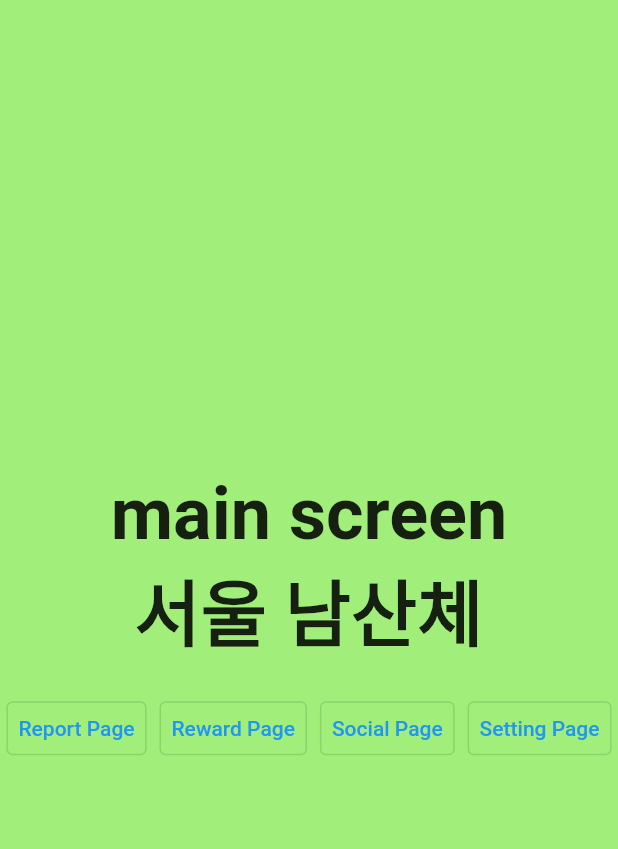
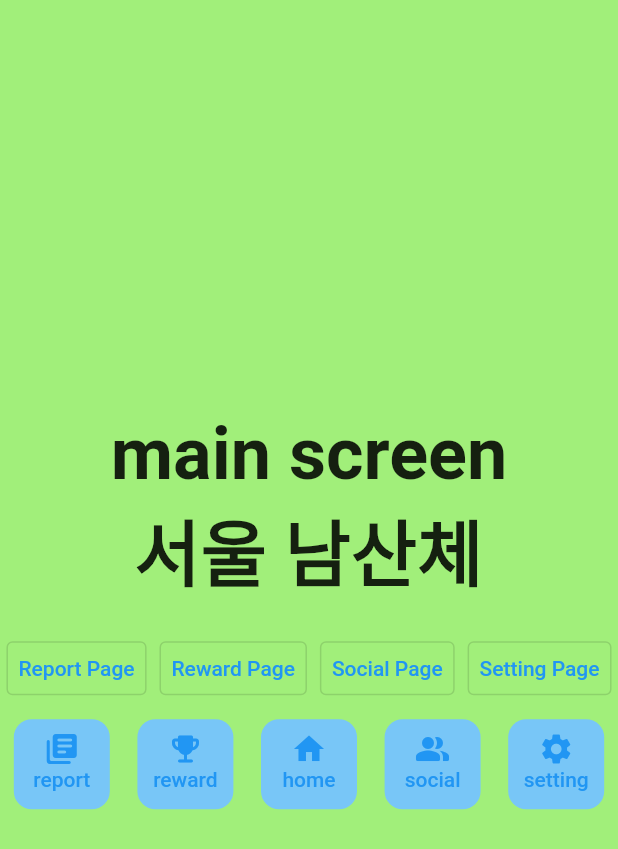
Before and after one commit to yu-so-young2/habitat, a Flutter app: the screen it shows after launch, on a phone screen of 412 x 824 dp. Shown: the top 849 px of the screen. Run offline on Flutter 3.47's test engine with Material 2 defaults, Android fonts, the phone set to English and light mode, and no system bars; Roboto replaces fonts that are missing (SeoulNamsan).

Commit message:
Feat : dock bar 제작중
dock bar를 제작중에 있습니다.

Related to : #S08P31A704-229

```diff
--- a/habitat/lib/screens/main_screen.dart
+++ b/habitat/lib/screens/main_screen.dart
@@ -1,4 +1,5 @@
 import 'package:flutter/material.dart';
+import 'package:habitat/widgets/dock_bar.dart';
 
 class MainScreen extends StatefulWidget {
   const MainScreen({super.key});
@@ -105,9 +106,7 @@ class _MainScreenState extends State<MainScreen> {
               ),
             ],
           ),
-          const Row(
-            children: [],
-          )
+          const DockBar()
         ],
       ),
     );
--- /dev/null
+++ b/habitat/lib/widgets/dock_bar.dart
@@ -0,0 +1,87 @@
+import 'package:flutter/material.dart';
+
+class DockBar extends StatefulWidget {
+  const DockBar({super.key});
+
+  @override
+  State<DockBar> createState() => _DockBarState();
+}
+
+class _DockBarState extends State<DockBar> {
+  @override
+  Widget build(BuildContext context) {
+    return Container(
+      padding: const EdgeInsets.symmetric(vertical: 10),
+      decoration: const BoxDecoration(),
+      child: const Row(
+        mainAxisAlignment: MainAxisAlignment.spaceAround,
+        children: [
+          DockBarTab(
+            tabname: "report",
+            tabicon: Icons.library_books_rounded,
+          ),
+          DockBarTab(
+            tabname: "reward",
+            tabicon: Icons.emoji_events_rounded,
+          ),
+          DockBarTab(
+            tabname: "home",
+            tabicon: Icons.home,
+          ),
+          DockBarTab(
+            tabname: "social",
+            tabicon: Icons.people_alt_rounded,
+          ),
+          DockBarTab(
+            tabname: "setting",
+            tabicon: Icons.settings,
+          ),
+        ],
+      ),
+    );
+  }
+}
+
+class DockBarTab extends StatelessWidget {
+  final String tabname;
+  final IconData tabicon;
+
+  const DockBarTab({
+    super.key,
+    required this.tabname,
+    required this.tabicon,
+  });
+
+  void pressbutton() {}
+
+  @override
+  Widget build(BuildContext context) {
+    return TextButton(
+      onPressed: () {},
+      style: TextButton.styleFrom(
+        fixedSize: const Size(60, 60),
+        padding: const EdgeInsets.all(8),
+        backgroundColor: Theme.of(context).primaryColor,
+        shape: const RoundedRectangleBorder(
+          side: BorderSide(style: BorderStyle.none),
+          borderRadius: BorderRadius.all(Radius.circular(12)),
+        ),
+      ),
+      // boxShadow: const [
+      //   BoxShadow(
+      //     blurRadius: 30,
+      //     blurStyle: BlurStyle.inner,
+      //     color: Colors.black,
+      //     offset: Offset(5, 5),
+      //     spreadRadius: 0.1,
+      //   )
+      // ],
+      child: Column(
+        children: [
+          Icon(tabicon),
+          Text(tabname),
+        ],
+      ),
+    );
+  }
+}
```
Also changed, not shown: 1 other file.
